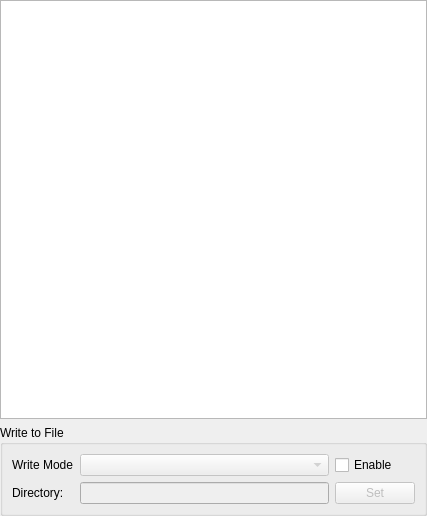
The window that src/blackgui/components/rawfsdmessagescomponent.ui (swift-project/pilotclient) describes before a commit, drawn with Qt 5.
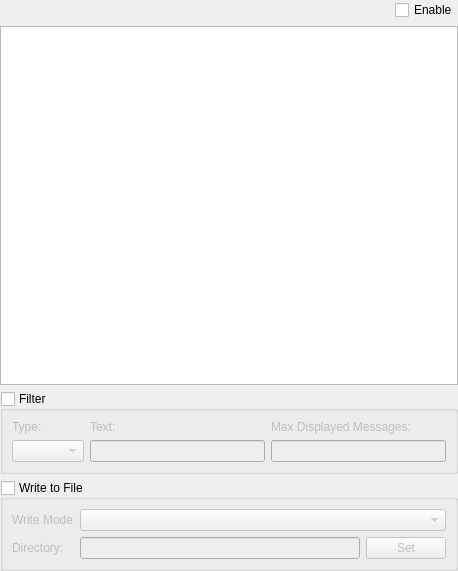
The same window after the commit.

Commit message:
Improve the performance and usability of the raw FSD message display
* Replaced QListView with QPlainTextEdit
* Added filter options for packet type and text
* Option to globally disable/enable the feature. Default disabled

Maniphest Tasks: Ref T240

Diff of the .ui file:
```diff
--- a/src/blackgui/components/rawfsdmessagescomponent.ui
+++ b/src/blackgui/components/rawfsdmessagescomponent.ui
@@ -6,8 +6,8 @@
    <rect>
     <x>0</x>
     <y>0</y>
-    <width>427</width>
-    <height>516</height>
+    <width>458</width>
+    <height>571</height>
    </rect>
   </property>
   <property name="windowTitle">
@@ -22,7 +22,7 @@
   <property name="lineWidth">
    <number>0</number>
   </property>
-  <layout class="QGridLayout" name="gridLayout">
+  <layout class="QGridLayout" name="gridLayout" rowstretch="1,0,0,0">
    <property name="leftMargin">
     <number>0</number>
    </property>
@@ -35,19 +35,113 @@
    <property name="bottomMargin">
     <number>0</number>
    </property>
-   <item row="0" column="0">
-    <widget class="QListWidget" name="lw_RawFsdMessages">
-     <property name="selectionMode">
-      <enum>QAbstractItemView::NoSelection</enum>
+   <item row="0" column="0" alignment="Qt::AlignRight">
+    <widget class="QCheckBox" name="cb_EnableRawFsdMessages">
+     <property name="text">
+      <string>Enable</string>
      </property>
     </widget>
    </item>
    <item row="1" column="0">
+    <widget class="QPlainTextEdit" name="pte_RawFsdMessages">
+     <property name="lineWrapMode">
+      <enum>QPlainTextEdit::NoWrap</enum>
+     </property>
+     <property name="readOnly">
+      <bool>true</bool>
+     </property>
+     <property name="maximumBlockCount">
+      <number>100</number>
+     </property>
+    </widget>
+   </item>
+   <item row="2" column="0">
+    <widget class="QGroupBox" name="gb_Filter">
+     <property name="title">
+      <string>Filter</string>
+     </property>
+     <property name="checkable">
+      <bool>true</bool>
+     </property>
+     <property name="checked">
+      <bool>false</bool>
+     </property>
+     <layout class="QGridLayout" name="gl_Filters">
+      <property name="sizeConstraint">
+       <enum>QLayout::SetMinimumSize</enum>
+      </property>
+      <item row="0" column="1">
+       <widget class="QLabel" name="lbl_FilterText">
+        <property name="text">
+         <string>Text:</string>
+        </property>
+       </widget>
+      </item>
+      <item row="1" column="0">
+       <widget class="QComboBox" name="cb_FilterPacketType">
+        <property name="enabled">
+         <bool>false</bool>
+        </property>
+        <property name="toolTip">
+         <string>&lt;html&gt;&lt;head/&gt;&lt;body&gt;&lt;p&gt;Packet Type Filter&lt;/p&gt;&lt;/body&gt;&lt;/html&gt;</string>
+        </property>
+       </widget>
+      </item>
+      <item row="1" column="1">
+       <widget class="QLineEdit" name="le_FilterText">
+        <property name="enabled">
+         <bool>false</bool>
+        </property>
+        <property name="toolTip">
+         <string>&lt;html&gt;&lt;head/&gt;&lt;body&gt;&lt;p&gt;Text Filter&lt;/p&gt;&lt;/body&gt;&lt;/html&gt;</string>
+        </property>
+        <property name="placeholderText">
+         <string/>
+        </property>
+       </widget>
+      </item>
+      <item row="0" column="0">
+       <widget class="QLabel" name="lbl_FilterPacketType">
+        <property name="text">
+         <string>Type:</string>
+        </property>
+       </widget>
+      </item>
+      <item row="1" column="2">
+       <widget class="QLineEdit" name="le_MaxDisplayedMessages">
+        <property name="enabled">
+         <bool>false</bool>
+        </property>
+        <property name="toolTip">
+         <string>Maximum No. of lines displayed</string>
+        </property>
+        <property name="text">
+         <string/>
+        </property>
+       </widget>
+      </item>
+      <item row="0" column="2">
+       <widget class="QLabel" name="lbl_MaxDisplayedMessages">
+        <property name="text">
+         <string>Max Displayed Messages:</string>
+        </property>
+       </widget>
+      </item>
+     </layout>
+    </widget>
+   </item>
+   <item row="3" column="0">
     <widget class="QGroupBox" name="gb_WriteToFile">
      <property name="title">
       <string>Write to File</string>
      </property>
-     <layout class="QGridLayout" name="gridLayout_2">
+     <property name="checkable">
+      <bool>true</bool>
+     </property>
+     <property name="checked">
+      <bool>false</bool>
+     </property>
+     <layout class="QGridLayout" name="gl_WriteToFile">
       <item row="4" column="0">
        <widget class="QLabel" name="lbl_FileDir">
         <property name="text">
@@ -55,13 +149,6 @@
         </property>
        </widget>
       </item>
-      <item row="1" column="1">
-       <widget class="QComboBox" name="cb_FileWritingMode">
-        <property name="enabled">
-         <bool>false</bool>
-        </property>
-       </widget>
-      </item>
       <item row="1" column="0">
        <widget class="QLabel" name="lbl_FileWriteMode">
         <property name="text">
@@ -69,13 +156,6 @@
         </property>
        </widget>
       </item>
-      <item row="1" column="2">
-       <widget class="QCheckBox" name="cb_EnableFileWriting">
-        <property name="text">
-         <string>Enable</string>
-        </property>
-       </widget>
-      </item>
       <item row="4" column="1">
        <widget class="QLineEdit" name="le_FileDir">
         <property name="enabled">
@@ -85,7 +165,7 @@
          <string/>
         </property>
         <property name="readOnly">
-         <bool>false</bool>
+         <bool>true</bool>
         </property>
        </widget>
       </item>
@@ -102,6 +182,13 @@
         </property>
        </widget>
       </item>
+      <item row="1" column="1" colspan="2">
+       <widget class="QComboBox" name="cb_FileWritingMode">
+        <property name="enabled">
+         <bool>false</bool>
+        </property>
+       </widget>
+      </item>
      </layout>
     </widget>
    </item>
```
The commit also changes 12 other files.
